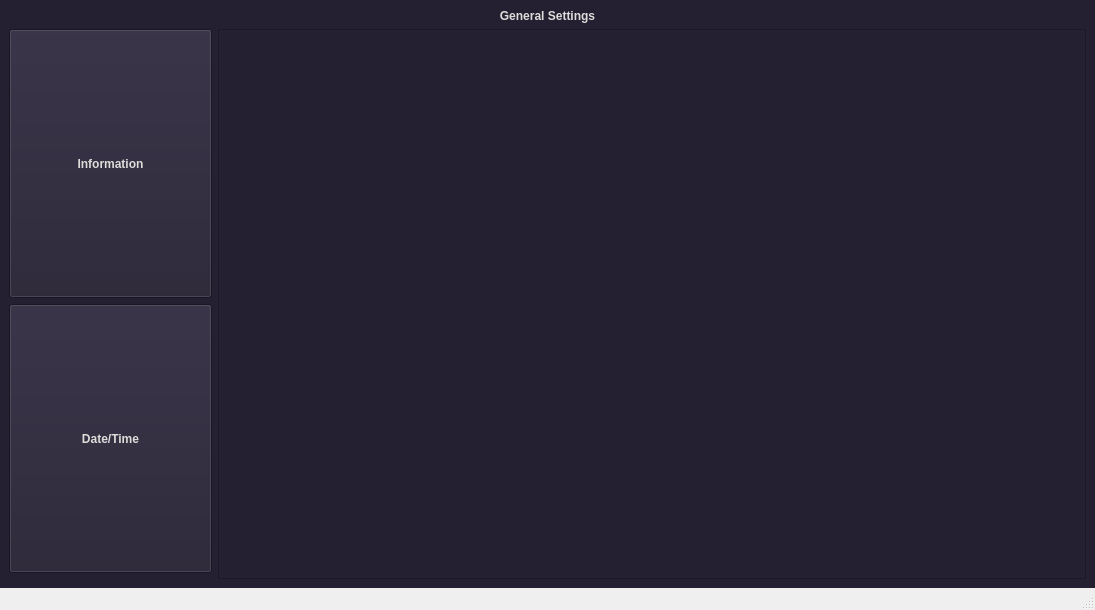
First picture: the form in Infotainment-System-UI/informative_app.ui, repository ItzEnigma/infotainment-system, before the edit.
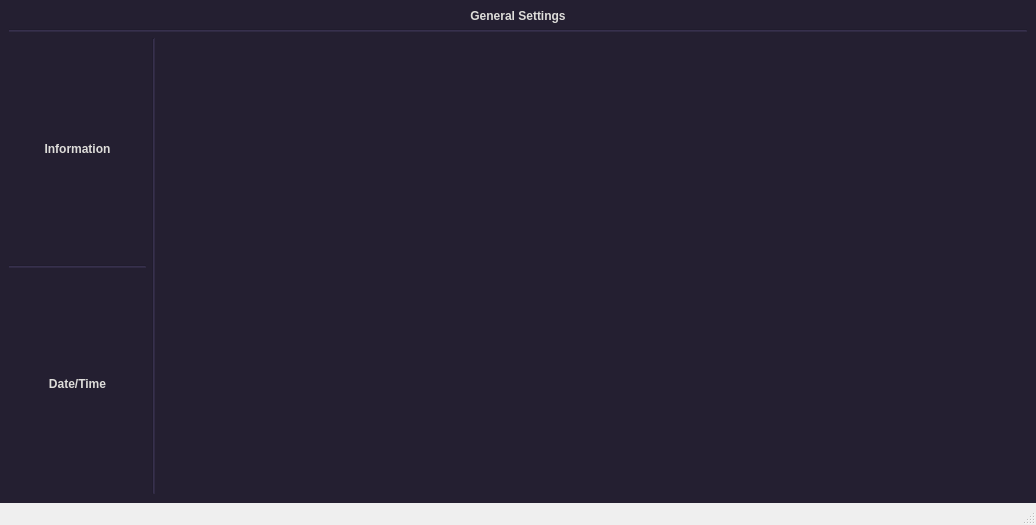
Second picture: the form after the edit.

Commit message: inserting line breaks

```diff
--- a/Infotainment-System-UI/informative_app.ui
+++ b/Infotainment-System-UI/informative_app.ui
@@ -6,8 +6,8 @@
    <rect>
     <x>0</x>
     <y>0</y>
-    <width>1095</width>
-    <height>610</height>
+    <width>1036</width>
+    <height>525</height>
    </rect>
   </property>
   <property name="minimumSize">
@@ -33,7 +33,7 @@
     <string notr="true">background-color: #241F31;</string>
    </property>
    <layout class="QGridLayout" name="gridLayout">
-    <item row="0" column="0" colspan="2">
+    <item row="0" column="0" colspan="3">
      <widget class="QLabel" name="label">
       <property name="baseSize">
        <size>
@@ -57,28 +57,97 @@
       </property>
      </widget>
     </item>
-    <item row="3" column="0">
-     <widget class="QPushButton" name="dateTime">
-      <property name="sizePolicy">
-       <sizepolicy hsizetype="MinimumExpanding" vsizetype="Expanding">
-        <horstretch>0</horstretch>
-        <verstretch>50</verstretch>
-       </sizepolicy>
-      </property>
+    <item row="1" column="0" colspan="3">
+     <widget class="QFrame" name="settingsunderline">
       <property name="styleSheet">
-       <string notr="true">font: 18pt &quot;Ubuntu&quot;;
+       <string notr="true">background-color:#302A43;</string>
+      </property>
+      <property name="frameShape">
+       <enum>QFrame::HLine</enum>
+      </property>
+      <property name="frameShadow">
+       <enum>QFrame::Sunken</enum>
+      </property>
+     </widget>
+    </item>
+    <item row="2" column="0">
+     <layout class="QVBoxLayout" name="verticalLayout_3">
+      <item>
+       <widget class="QPushButton" name="information">
+        <property name="sizePolicy">
+         <sizepolicy hsizetype="MinimumExpanding" vsizetype="Expanding">
+          <horstretch>80</horstretch>
+          <verstretch>50</verstretch>
+         </sizepolicy>
+        </property>
+        <property name="styleSheet">
+         <string notr="true">background-color: #241F31;
+border:transparent;
+font: 18pt &quot;Ubuntu&quot;;
 font-weight: bold;
-color: rgb(222, 221, 218);</string>
+color: rgb(222, 221, 218);
+
+</string>
+        </property>
+        <property name="text">
+         <string>Information</string>
+        </property>
+       </widget>
+      </item>
+      <item>
+       <widget class="QFrame" name="buttonsBreak">
+        <property name="styleSheet">
+         <string notr="true">background-color:#302A43;</string>
+        </property>
+        <property name="frameShape">
+         <enum>QFrame::HLine</enum>
+        </property>
+        <property name="frameShadow">
+         <enum>QFrame::Sunken</enum>
+        </property>
+       </widget>
+      </item>
+      <item>
+       <widget class="QPushButton" name="dateTime">
+        <property name="sizePolicy">
+         <sizepolicy hsizetype="MinimumExpanding" vsizetype="Expanding">
+          <horstretch>0</horstretch>
+          <verstretch>50</verstretch>
+         </sizepolicy>
+        </property>
+        <property name="styleSheet">
+         <string notr="true">background-color: #241F31;
+border:transparent;
+font: 18pt &quot;Ubuntu&quot;;
+font-weight: bold;
+color: rgb(222, 221, 218);
+
+</string>
+        </property>
+        <property name="text">
+         <string>Date/Time</string>
+        </property>
+       </widget>
+      </item>
+     </layout>
+    </item>
+    <item row="2" column="1">
+     <widget class="QFrame" name="FrameButtonBreak">
+      <property name="styleSheet">
+       <string notr="true">background-color:#302A43;</string>
       </property>
-      <property name="text">
-       <string>Date/Time</string>
+      <property name="frameShape">
+       <enum>QFrame::VLine</enum>
       </property>
+      <property name="frameShadow">
+       <enum>QFrame::Sunken</enum>
+      </property>
      </widget>
     </item>
-    <item row="2" column="1" rowspan="3">
+    <item row="2" column="2">
      <widget class="QFrame" name="frame">
       <property name="styleSheet">
-       <string notr="true">border-bottom-color: qlineargradient(spread:pad, x1:0, y1:0, x2:0, y2:1, stop:0 rgba(255, 255, 255, 255), stop:0.495 rgba(255, 255, 255, 255), stop:0.505 rgba(255, 0, 0, 255), stop:1 rgba(255, 0, 0, 255));</string>
+       <string notr="true">border:transparent;</string>
       </property>
       <property name="frameShape">
        <enum>QFrame::StyledPanel</enum>
@@ -92,6 +161,9 @@
          <property name="orientation">
           <enum>Qt::Vertical</enum>
          </property>
+         <property name="sizeType">
+          <enum>QSizePolicy::Preferred</enum>
+         </property>
          <property name="sizeHint" stdset="0">
           <size>
            <width>848</width>
@@ -103,25 +175,6 @@
       </layout>
      </widget>
     </item>
-    <item row="2" column="0">
-     <widget class="QPushButton" name="information">
-      <property name="sizePolicy">
-       <sizepolicy hsizetype="MinimumExpanding" vsizetype="Expanding">
-        <horstretch>80</horstretch>
-        <verstretch>50</verstretch>
-       </sizepolicy>
-      </property>
-      <property name="styleSheet">
-       <string notr="true">font: 18pt &quot;Ubuntu&quot;;
-font-weight: bold;
-color: rgb(222, 221, 218);
-</string>
-      </property>
-      <property name="text">
-       <string>Information</string>
-      </property>
-     </widget>
-    </item>
    </layout>
   </widget>
   <widget class="QMenuBar" name="menubar">
```
Left out of the diff: 2 changed lines with no effect on the pictures. The commit also changes 3 other files.
